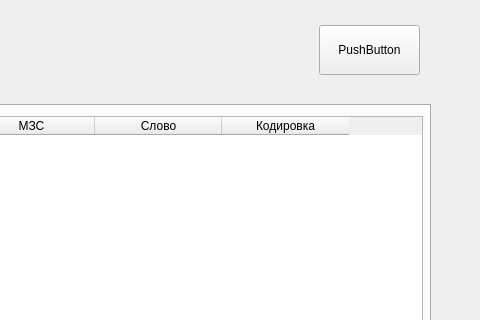
Old version of the form mainwindow.ui in the repository Meerckx/AppStand; both pictures show x 720 to 1200 and y 0 to 320 of the 1200 by 890 pixel window.
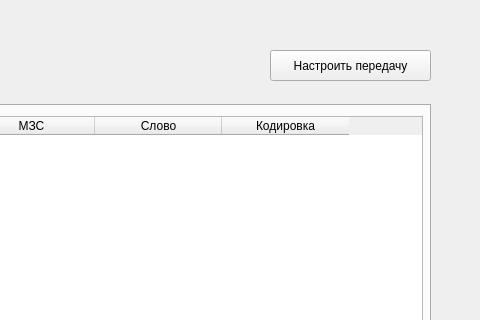
New version of the form.

What changed in the file:
```diff
--- a/mainwindow.ui
+++ b/mainwindow.ui
@@ -196,14 +196,14 @@
      <widget class="QPushButton" name="btnDevProps">
       <property name="geometry">
        <rect>
-        <x>999</x>
-        <y>5</y>
-        <width>101</width>
-        <height>50</height>
+        <x>950</x>
+        <y>30</y>
+        <width>161</width>
+        <height>31</height>
        </rect>
       </property>
       <property name="text">
-       <string>PushButton</string>
+       <string>Настроить передачу</string>
       </property>
      </widget>
     </widget>
```
